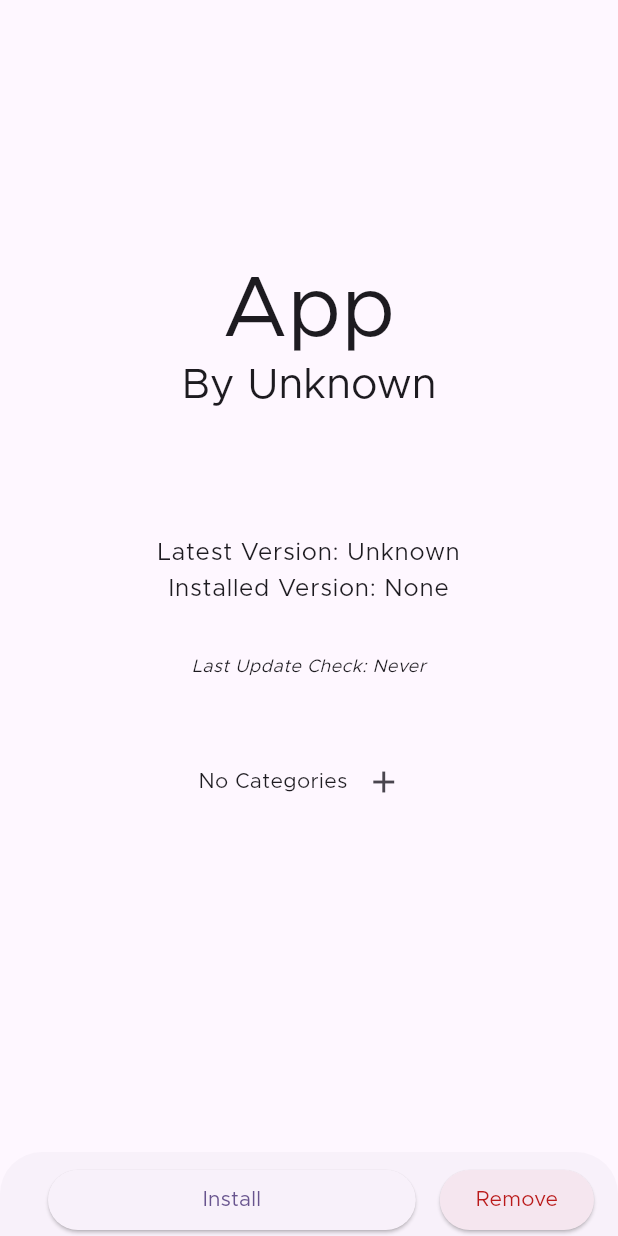
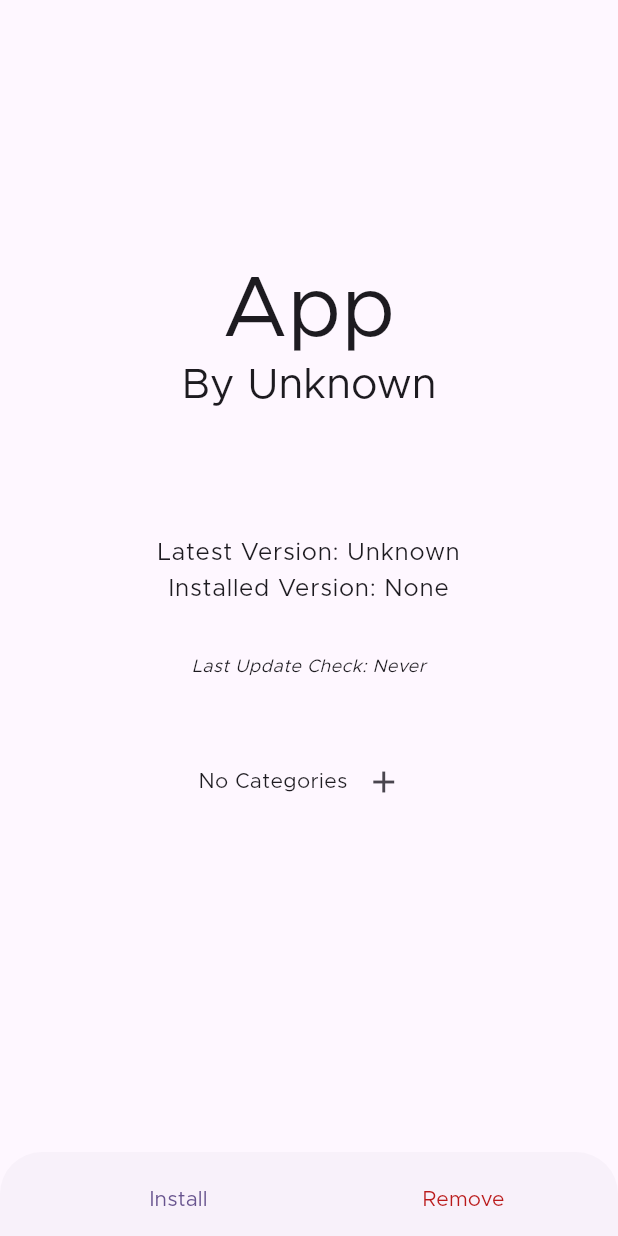
Before and after one commit to ownerroc/ObtainRoc, a Flutter app: the AppPage screen opened directly with empty values, on a phone screen of 412 x 824 dp. Run offline on Flutter 3.47's test engine with Material 2 defaults, Android fonts, the phone set to English and light mode, and no system bars; drawn by our look-alikes of dynamic_color; our stand-ins replace device_info_plus, easy_localization, file_picker, flutter_local_notifications, fluttertoast, permission_handler and 4 more; missing offline and left inert: android_alarm_manager_plus, flutter_fgbg, install_plugin_v2, installed_apps, package_archive_info; accounts and stored records are empty.

Commit message:
Slight UI tweak

```diff
--- a/lib/pages/app.dart
+++ b/lib/pages/app.dart
@@ -317,7 +317,7 @@ class _AppPageState extends State<AppPage> {
                               tooltip: tr('more')),
                         const SizedBox(width: 16.0),
                         Expanded(
-                            child: ElevatedButton(
+                            child: TextButton(
                                 onPressed: (app?.app.installedVersion == null ||
                                             app?.app.installedVersion !=
                                                 app?.app.latestVersion) &&
@@ -356,7 +356,8 @@ class _AppPageState extends State<AppPage> {
                                         ? tr('update')
                                         : tr('markUpdated')))),
                         const SizedBox(width: 16.0),
-                        ElevatedButton(
+                        Expanded(
+                            child: TextButton(
                           onPressed: app?.downloadProgress != null
                               ? null
                               : () {
@@ -401,7 +402,7 @@ class _AppPageState extends State<AppPage> {
                               surfaceTintColor:
                                   Theme.of(context).colorScheme.error),
                           child: Text(tr('remove')),
-                        ),
+                        )),
                       ])),
               if (app?.downloadProgress != null)
                 Padding(
```
